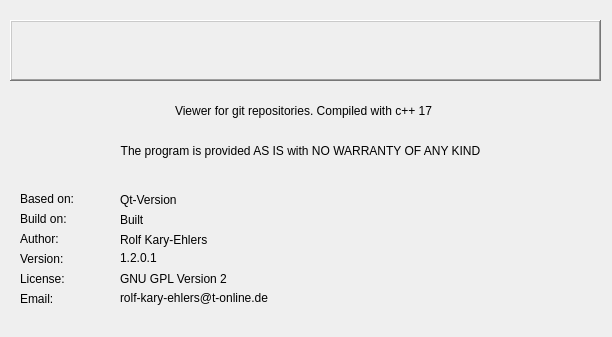
First picture: the form in source/aboutdlg.ui, repository Rolloke/GUI-Apps, before the edit.
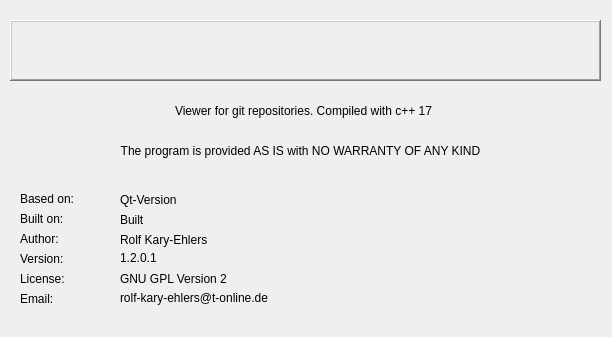
Second picture: the form after the edit. Icons and pictures are not drawn.

The edit to the form file:
```diff
--- a/source/aboutdlg.ui
+++ b/source/aboutdlg.ui
@@ -247,7 +247,7 @@
     </rect>
    </property>
    <property name="text">
-    <string>Build on:</string>
+    <string>Built on:</string>
    </property>
   </widget>
   <widget class="QLabel" name="labelBased_on">
```
